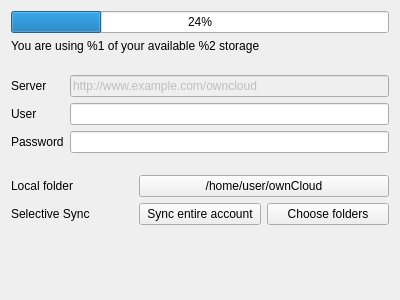
First picture: the form in src/mirall/accountsettings.ui, repository yogetter/owncloud-client, before the edit.
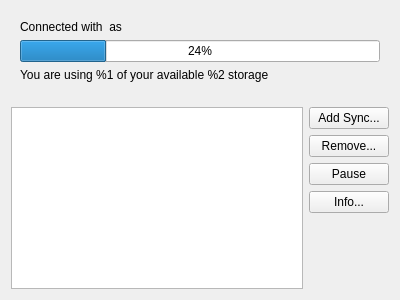
Second picture: the form after the edit.

The edit to the form file:
```diff
--- a/src/mirall/accountsettings.ui
+++ b/src/mirall/accountsettings.ui
@@ -13,153 +13,98 @@
   <property name="windowTitle">
    <string>Form</string>
   </property>
-  <layout class="QVBoxLayout" name="verticalLayout_2">
-   <property name="spacing">
-    <number>6</number>
-   </property>
-   <item>
-    <layout class="QVBoxLayout" name="verticalLayout">
-     <item>
-      <widget class="QProgressBar" name="progressBar">
-       <property name="value">
-        <number>24</number>
-       </property>
-      </widget>
-     </item>
-     <item>
-      <widget class="QLabel" name="label">
-       <property name="text">
-        <string>You are using %1 of your available %2 storage</string>
-       </property>
-      </widget>
-     </item>
-    </layout>
+  <layout class="QGridLayout" name="gridLayout">
+   <item row="0" column="0" colspan="2">
+    <widget class="QWidget" name="widget" native="true">
+     <layout class="QVBoxLayout" name="verticalLayout">
+      <item>
+       <widget class="QLabel" name="connectLabel">
+        <property name="text">
+         <string>Connected with &lt;server&gt; as &lt;user&gt;</string>
+        </property>
+       </widget>
+      </item>
+      <item>
+       <widget class="QProgressBar" name="progressBar">
+        <property name="value">
+         <number>24</number>
+        </property>
+       </widget>
+      </item>
+      <item>
+       <widget class="QLabel" name="label">
+        <property name="text">
+         <string>You are using %1 of your available %2 storage</string>
+        </property>
+       </widget>
+      </item>
+      <item>
+       <spacer name="verticalSpacer">
+        <property name="orientation">
+         <enum>Qt::Vertical</enum>
+        </property>
+        <property name="sizeType">
+         <enum>QSizePolicy::Fixed</enum>
+        </property>
+        <property name="sizeHint" stdset="0">
+         <size>
+          <width>20</width>
+          <height>10</height>
+         </size>
+        </property>
+       </spacer>
+      </item>
+     </layout>
+    </widget>
    </item>
-   <item>
-    <spacer name="verticalSpacer_2">
-     <property name="orientation">
-      <enum>Qt::Vertical</enum>
-     </property>
-     <property name="sizeType">
-      <enum>QSizePolicy::Fixed</enum>
-     </property>
-     <property name="sizeHint" stdset="0">
-      <size>
-       <width>20</width>
-       <height>16</height>
-      </size>
-     </property>
-    </spacer>
+   <item row="1" column="0">
+    <widget class="QListView" name="_folderList"/>
    </item>
-   <item>
-    <layout class="QFormLayout" name="formLayout">
-     <item row="0" column="0">
-      <widget class="QLabel" name="label_4">
+   <item row="1" column="1">
+    <layout class="QVBoxLayout" name="verticalLayout_2">
+     <item>
+      <widget class="QPushButton" name="_ButtonAdd">
        <property name="text">
-        <string>Server</string>
+        <string>Add Sync...</string>
        </property>
       </widget>
      </item>
-     <item row="0" column="1">
-      <widget class="QLineEdit" name="lineEdit">
-       <property name="enabled">
-        <bool>false</bool>
-       </property>
+     <item>
+      <widget class="QPushButton" name="_ButtonRemove">
        <property name="text">
-        <string>http://www.example.com/owncloud</string>
+        <string>Remove...</string>
        </property>
       </widget>
      </item>
-     <item row="1" column="0">
-      <widget class="QLabel" name="label_2">
+     <item>
+      <widget class="QPushButton" name="_ButtonEnable">
        <property name="text">
-        <string>User</string>
+        <string>Pause</string>
        </property>
       </widget>
      </item>
-     <item row="1" column="1">
-      <widget class="QLineEdit" name="lineEdit_2"/>
-     </item>
-     <item row="2" column="0">
-      <widget class="QLabel" name="label_3">
+     <item>
+      <widget class="QPushButton" name="_ButtonInfo">
        <property name="text">
-        <string>Password</string>
+        <string>Info...</string>
        </property>
       </widget>
      </item>
-     <item row="2" column="1">
-      <widget class="QLineEdit" name="lineEdit_3"/>
-     </item>
-    </layout>
-   </item>
-   <item>
-    <spacer name="verticalSpacer_3">
-     <property name="orientation">
-      <enum>Qt::Vertical</enum>
-     </property>
-     <property name="sizeType">
-      <enum>QSizePolicy::Fixed</enum>
-     </property>
-     <property name="sizeHint" stdset="0">
-      <size>
-       <width>20</width>
-       <height>16</height>
-      </size>
-     </property>
-    </spacer>
-   </item>
-   <item>
-    <layout class="QGridLayout" name="gridLayout">
-     <item row="0" column="0">
-      <widget class="QLabel" name="label_5">
-       <property name="text">
-        <string>Local folder</string>
+     <item>
+      <spacer name="verticalSpacer_2">
+       <property name="orientation">
+        <enum>Qt::Vertical</enum>
        </property>
-      </widget>
-     </item>
-     <item row="0" column="1" colspan="2">
-      <widget class="QPushButton" name="pushButton">
-       <property name="text">
-        <string>/home/user/ownCloud</string>
+       <property name="sizeHint" stdset="0">
+        <size>
+         <width>20</width>
+         <height>56</height>
+        </size>
        </property>
-      </widget>
+      </spacer>
      </item>
-     <item row="1" column="0">
-      <widget class="QLabel" name="label_6">
-       <property name="text">
-        <string>Selective Sync</string>
-       </property>
-      </widget>
-     </item>
-     <item row="1" column="1">
-      <widget class="QPushButton" name="pushButton_2">
-       <property name="text">
-        <string>Sync entire account</string>
-       </property>
-      </widget>
-     </item>
-     <item row="1" column="2">
-      <widget class="QPushButton" name="pushButton_3">
-       <property name="text">
-        <string>Choose folders</string>
-       </property>
-      </widget>
-     </item>
     </layout>
    </item>
-   <item>
-    <spacer name="verticalSpacer">
-     <property name="orientation">
-      <enum>Qt::Vertical</enum>
-     </property>
-     <property name="sizeHint" stdset="0">
-      <size>
-       <width>368</width>
-       <height>10</height>
-      </size>
-     </property>
-    </spacer>
-   </item>
   </layout>
  </widget>
  <resources/>
```
